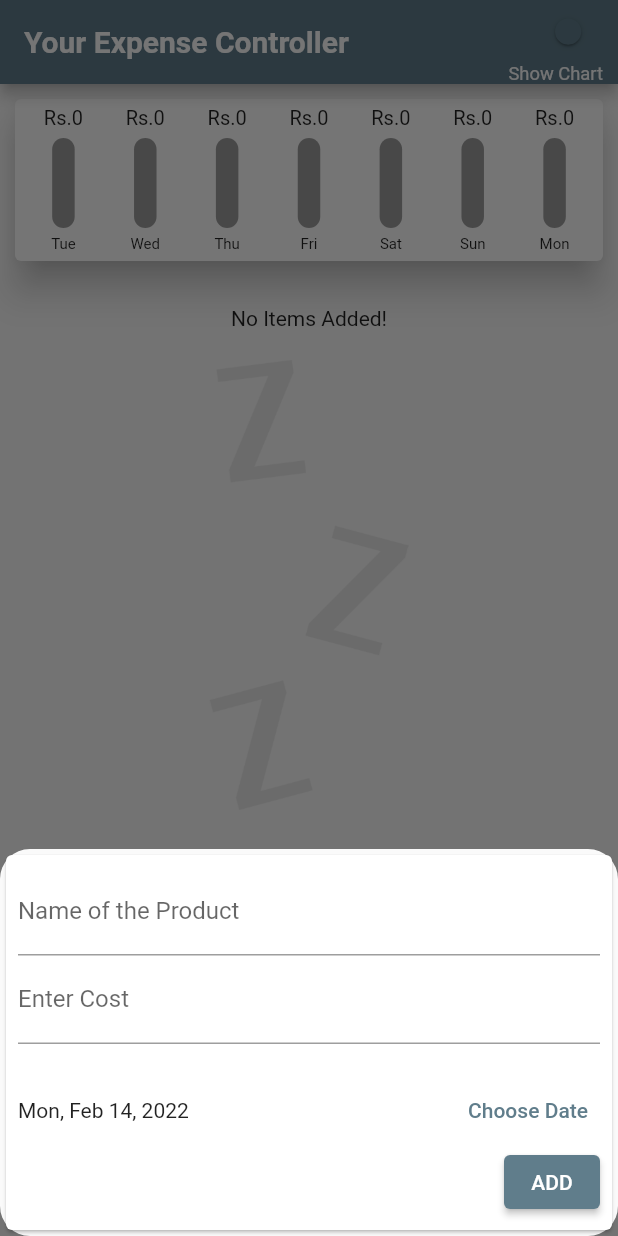
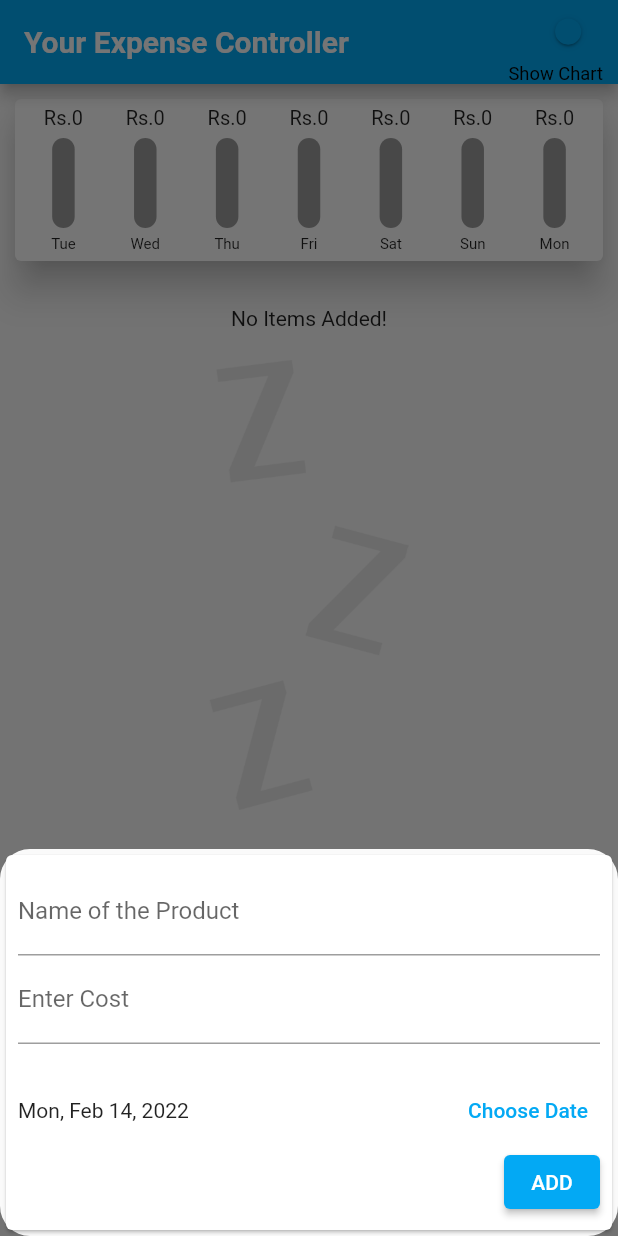
Before and after one commit to EkjyotSandhu12/Expense-Manager-flutter-app, a Flutter app: the screen it shows after launch, after a tap on the "add" icon, on a phone screen of 412 x 824 dp. Run offline on Flutter 3.47's test engine with Material 2 defaults, Android fonts, the phone set to English and light mode, and no system bars; Roboto replaces fonts that are missing (Schyler).

```diff
--- a/lib/main.dart
+++ b/lib/main.dart
@@ -28,7 +28,7 @@ class App extends StatelessWidget {
     return MaterialApp(
       theme: ThemeData(
         // primaryColor: Colors.blueGrey, // primary color is based on one single color
-          primarySwatch: Colors.blueGrey,
+        primarySwatch: Colors.lightBlue,
         // primary swatch is based on single colors with multiple shades
         fontFamily: 'Schyler',
         brightness: Brightness.light,
@@ -43,7 +43,8 @@ class App extends StatelessWidget {
                 fontFamily: 'Roboto',
                 fontWeight: FontWeight.w700,
                 fontSize: 20) //Font weight is 700 for bold
-              )),
+            ),
+      ),
       debugShowCheckedModeBanner: false,
       title: 'ExpenseManager',
       home: MyHomePage(),
@@ -78,17 +79,15 @@ class _MyHomePageState extends State<MyHomePage> {
   }
 
   void AddTransactionModalPage(BuildContext context) {
-
     showModalBottomSheet(
-      isScrollControlled: true, //scrolling the entire sheet //https://api.flutter.dev/flutter/widgets/DraggableScrollableSheet-class.html
+      isScrollControlled: true,
+      //scrolling the entire sheet //https://api.flutter.dev/flutter/widgets/DraggableScrollableSheet-class.html
       shape: RoundedRectangleBorder(
         borderRadius: BorderRadius.circular(20.0),
       ),
       context: context,
       builder: (_) {
         return Container(
-          padding: EdgeInsets.only(
-              bottom: MediaQuery.of(context).viewInsets.bottom),
           child: TransactionAdd(AddTransactions),
         );
       },
```
Lines whose indentation alone changed are shown as unchanged.
